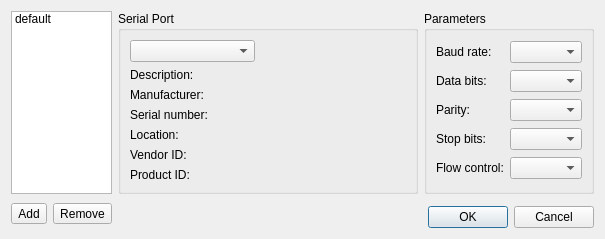
Above: settingsdialog.ui from ivanovp/iserterm before the change. Below: the same form after it.
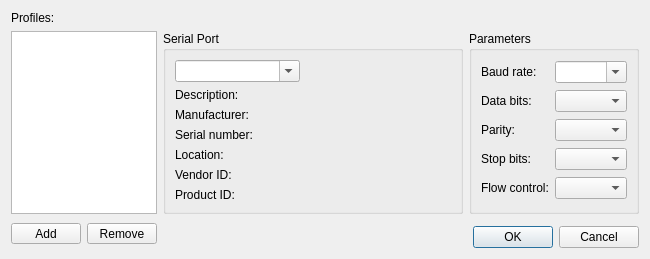
That is the form after the change.

Commit message: Multiple profiles can be added for serial port

```diff
--- a/settingsdialog.ui
+++ b/settingsdialog.ui
@@ -6,15 +6,45 @@
    <rect>
     <x>0</x>
     <y>0</y>
-    <width>579</width>
-    <height>220</height>
+    <width>650</width>
+    <height>239</height>
    </rect>
   </property>
   <property name="windowTitle">
    <string>Serial port settings</string>
   </property>
   <layout class="QGridLayout" name="gridLayout_3">
-   <item row="0" column="4">
+   <item row="5" column="0" rowspan="2">
+    <layout class="QHBoxLayout" name="horizontalLayout">
+     <item>
+      <widget class="QToolButton" name="addButton">
+       <property name="sizePolicy">
+        <sizepolicy hsizetype="Expanding" vsizetype="Fixed">
+         <horstretch>0</horstretch>
+         <verstretch>0</verstretch>
+        </sizepolicy>
+       </property>
+       <property name="text">
+        <string>Add</string>
+       </property>
+      </widget>
+     </item>
+     <item>
+      <widget class="QToolButton" name="removeButton">
+       <property name="sizePolicy">
+        <sizepolicy hsizetype="Expanding" vsizetype="Fixed">
+         <horstretch>0</horstretch>
+         <verstretch>0</verstretch>
+        </sizepolicy>
+       </property>
+       <property name="text">
+        <string>Remove</string>
+       </property>
+      </widget>
+     </item>
+    </layout>
+   </item>
+   <item row="1" column="4">
     <widget class="QGroupBox" name="selectBox">
      <property name="minimumSize">
       <size>
@@ -34,6 +64,9 @@
           <height>0</height>
          </size>
         </property>
+        <property name="editable">
+         <bool>true</bool>
+        </property>
        </widget>
       </item>
       <item row="0" column="1">
@@ -94,7 +127,7 @@
      </layout>
     </widget>
    </item>
-   <item row="0" column="5">
+   <item row="1" column="5">
     <widget class="QGroupBox" name="parametersBox">
      <property name="title">
       <string>Parameters</string>
@@ -108,7 +141,11 @@
        </widget>
       </item>
       <item row="0" column="1">
-       <widget class="QComboBox" name="baudRateBox"/>
+       <widget class="QComboBox" name="baudRateBox">
+        <property name="editable">
+         <bool>true</bool>
+        </property>
+       </widget>
       </item>
       <item row="1" column="0">
        <widget class="QLabel" name="dataBitsLabel">
@@ -153,39 +190,22 @@
      </layout>
     </widget>
    </item>
-   <item row="0" column="0">
-    <widget class="QListWidget" name="profileListWidget">
-     <item>
-      <property name="text">
-       <string>default</string>
-      </property>
-     </item>
-    </widget>
+   <item row="1" column="0">
+    <widget class="QListWidget" name="profileListWidget"/>
    </item>
-   <item row="5" column="5">
+   <item row="6" column="5">
     <widget class="QDialogButtonBox" name="buttonBox">
      <property name="standardButtons">
       <set>QDialogButtonBox::Cancel|QDialogButtonBox::Ok</set>
      </property>
     </widget>
    </item>
-   <item row="4" column="0" rowspan="2">
-    <layout class="QHBoxLayout" name="horizontalLayout">
-     <item>
-      <widget class="QToolButton" name="addButton">
-       <property name="text">
-        <string>Add</string>
-       </property>
-      </widget>
-     </item>
-     <item>
-      <widget class="QToolButton" name="removeButton">
-       <property name="text">
-        <string>Remove</string>
-       </property>
-      </widget>
-     </item>
-    </layout>
+   <item row="0" column="0">
+    <widget class="QLabel" name="label">
+     <property name="text">
+      <string>Profiles:</string>
+     </property>
+    </widget>
    </item>
   </layout>
  </widget>
```
The commit also changes 8 other files.
